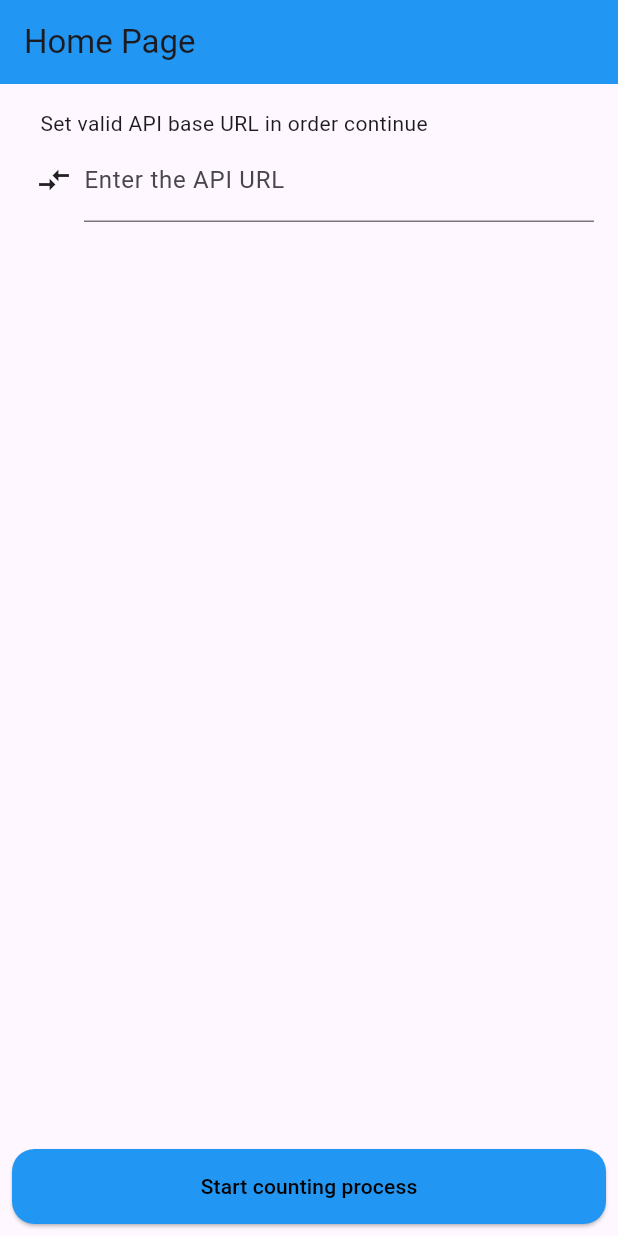
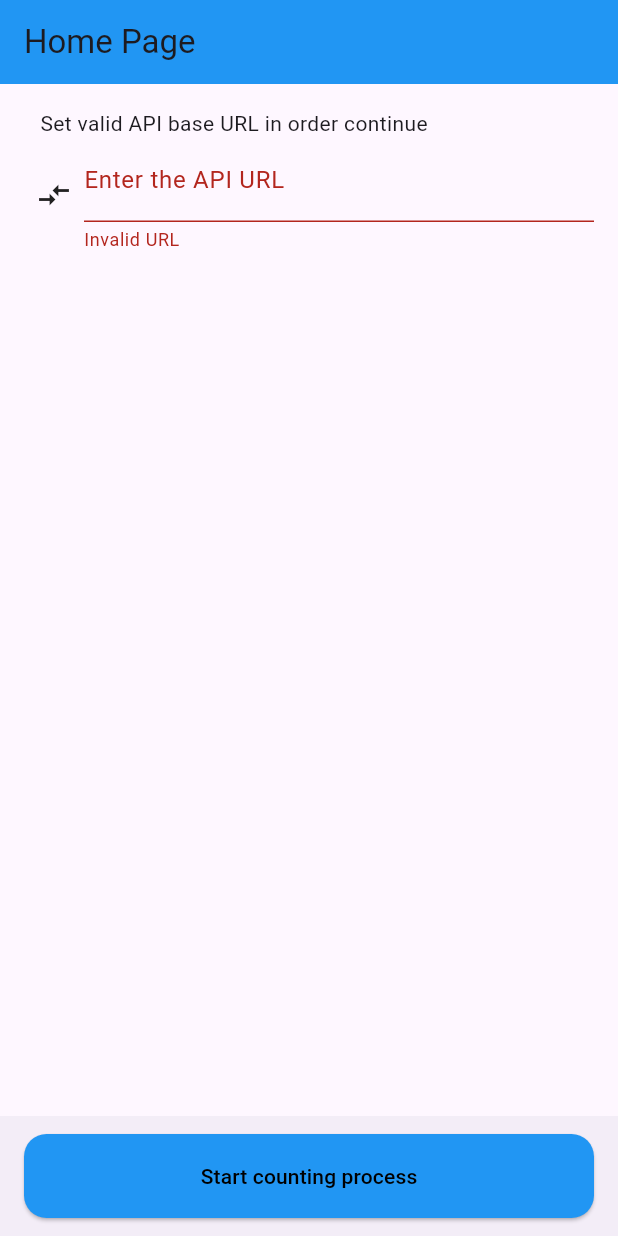
Before and after one commit to Khaleieiv/task_of_shortest_path, a Flutter app: the screen it shows after launch, after a tap on "Start counting process", on a phone screen of 412 x 824 dp. Run offline on Flutter 3.47's test engine with Material 3 defaults, Android fonts, the phone set to English and light mode, and no system bars.

Commit message:
Add notifier logic, repository for work with data, add page process

```diff
--- /dev/null
+++ b/lib/common/domain/entities/get_shortest_path_data.dart
@@ -0,0 +1,46 @@
+import 'package:task_of_shortest_path/common/domain/entities/point.dart';
+
+class GetShortestPathResponse {
+  final bool error;
+  final String message;
+  final List<ShortestPathData> data;
+
+  GetShortestPathResponse({
+    required this.error,
+    required this.message,
+    required this.data,
+  });
+
+  factory GetShortestPathResponse.fromJson(Map<String, dynamic> json) {
+    return GetShortestPathResponse(
+      error: json['error'],
+      message: json['message'],
+      data: (json['data'] as List)
+          .map((e) => ShortestPathData.fromJson(e))
+          .toList(),
+    );
+  }
+}
+
+class ShortestPathData {
+  final String id;
+  final List<String> field;
+  final Point start;
+  final Point end;
+
+  ShortestPathData({
+    required this.id,
+    required this.field,
+    required this.start,
+    required this.end,
+  });
+
+  factory ShortestPathData.fromJson(Map<String, dynamic> json) {
+    return ShortestPathData(
+      id: json['id'],
+      field: json['field'].cast<String>(),
+      start: Point.fromJson(json['start']),
+      end: Point.fromJson(json['end']),
+    );
+  }
+}
--- /dev/null
+++ b/lib/common/domain/entities/post_shortest_path_data.dart
@@ -0,0 +1,31 @@
+import 'package:task_of_shortest_path/common/domain/entities/point.dart';
+
+class PostShortestPathResponse {
+  final String id;
+  final List<Point> steps;
+  final String path;
+
+  PostShortestPathResponse({
+    required this.id,
+    required this.steps,
+    required this.path,
+  });
+
+  factory PostShortestPathResponse.fromJson(Map<String, dynamic> json) {
+    return PostShortestPathResponse(
+      id: json['id'],
+      steps: (json['result']['steps'] as List)
+          .map((e) => Point.fromJson(e))
+          .toList(),
+      path: json['result']['path'],
+    );
+  }
+
+  Map<String, dynamic> toJson() => {
+    'id': id,
+    'result': {
+      'steps': steps.map((e) => e.toJson()).toList(),
+      'path': path,
+    },
+  };
+}
--- a/lib/common/presentation/injector/widgets/injection_container.dart
+++ b/lib/common/presentation/injector/widgets/injection_container.dart
@@ -1,4 +1,7 @@
 import 'package:flutter/material.dart';
+import 'package:provider/provider.dart';
+import 'package:task_of_shortest_path/common/data/repositories/shortest_path_data_repository_iml.dart';
+import 'package:task_of_shortest_path/common/presentation/state/shortest_path_data_provider.dart';
 
 class InjectionContainer extends StatefulWidget {
   final Widget child;
@@ -10,8 +13,24 @@ class InjectionContainer extends StatefulWidget {
 }
 
 class _InjectionContainerState extends State<InjectionContainer> {
+  ShortestPathDataProvider? _dataProvider;
+
+  @override
+  void initState() {
+    final dataRepository = ShortestPathDataRepositoryIml();
+    _dataProvider = ShortestPathDataProvider(
+      repository: dataRepository,
+    );
+    super.initState();
+  }
+
   @override
   Widget build(BuildContext context) {
-    return const Placeholder();
+    return MultiProvider(
+      providers: [
+        ChangeNotifierProvider.value(value: _dataProvider),
+      ],
+      child: widget.child,
+    );
   }
 }
--- /dev/null
+++ b/lib/common/presentation/state/loading_state_notifier..dart
@@ -0,0 +1,14 @@
+import 'package:flutter/material.dart';
+
+mixin LoadingStateNotifier on ChangeNotifier {
+  bool _isLoading = false;
+
+  bool get isLoading => _isLoading;
+
+  void setLoadingState({required bool value}) {
+    if (_isLoading == value) return;
+
+    _isLoading = value;
+    notifyListeners();
+  }
+}
--- /dev/null
+++ b/lib/common/utils/check_url.dart
@@ -0,0 +1,7 @@
+class CheckUrl {
+  static bool isURLValid(String url) {
+    final RegExp regex =
+    RegExp(r'^(?:http|https)://\w+\.\w+(?:\.\w+)*(?:/[^ ]+)*$');
+    return regex.hasMatch(url);
+  }
+}
--- /dev/null
+++ b/lib/common/utils/custom_exception.dart
@@ -0,0 +1,16 @@
+class CustomException {
+  final Exception? lastException;
+
+  CustomException(this.lastException);
+}
+
+class CustomResponseException implements Exception {
+  final String message;
+
+  CustomResponseException(this.message);
+
+  @override
+  String toString() {
+    return message;
+  }
+}
--- /dev/null
+++ b/lib/common/widgets/custom_button.dart
@@ -0,0 +1,30 @@
+import 'package:flutter/material.dart';
+
+class CustomButton extends StatelessWidget {
+  final Function() onPressed;
+  final String text;
+
+  const CustomButton({
+    super.key,
+    required this.onPressed,
+    required this.text,
+  });
+
+  @override
+  Widget build(BuildContext context) {
+    return ElevatedButton(
+      onPressed: onPressed,
+      style: ElevatedButton.styleFrom(
+        shape: RoundedRectangleBorder(
+          borderRadius: BorderRadius.circular(15.0),
+        ),
+        backgroundColor: Colors.blue,
+        minimumSize: const Size(double.infinity, 50),
+      ),
+      child: Text(
+        text,
+        style: const TextStyle(color: Colors.black),
+      ),
+    );
+  }
+}
--- a/lib/home/presentation/pages/home_page.dart
+++ b/lib/home/presentation/pages/home_page.dart
@@ -1,7 +1,27 @@
 import 'package:flutter/material.dart';
+import 'package:provider/provider.dart';
+import 'package:task_of_shortest_path/common/presentation/state/shortest_path_data_provider.dart';
+import 'package:task_of_shortest_path/common/utils/check_url.dart';
+import 'package:task_of_shortest_path/common/widgets/custom_button.dart';
+import 'package:task_of_shortest_path/process_page/presentation/pages/process_page.dart';
 
-class HomePage extends StatelessWidget {
+class HomePage extends StatefulWidget {
   const HomePage({super.key});
+
+  @override
+  State<HomePage> createState() => _HomePageState();
+}
+
+class _HomePageState extends State<HomePage> {
+  String errorMessage = "";
+
+  final TextEditingController _urlController = TextEditingController();
+
+  @override
+  void dispose() {
+    _urlController.dispose();
+    super.dispose();
+  }
 
   @override
   Widget build(BuildContext context) {
@@ -14,25 +34,27 @@ class HomePage extends StatelessWidget {
         child: Column(
           mainAxisAlignment: MainAxisAlignment.spaceBetween,
           children: <Widget>[
-            const Padding(
-              padding: EdgeInsets.all(16.0),
+            Padding(
+              padding: const EdgeInsets.all(16.0),
               child: Column(
                 children: <Widget>[
-                  Padding(
-                    padding: EdgeInsetsDirectional.fromSTEB(0, 0, 100, 0),
+                  const Padding(
+                    padding: EdgeInsetsDirectional.only(end: 100.0),
                     child: Text("Set valid API base URL in order continue"),
                   ),
                   Row(
                     children: [
-                      Padding(
+                      const Padding(
                         padding: EdgeInsets.all(8.0),
                         child: Icon(Icons.compare_arrows),
                       ),
                       Expanded(
                         child: TextField(
-                          // controller: _urlController,
+                          controller: _urlController,
                           decoration: InputDecoration(
                             labelText: 'Enter the API URL',
+                            errorText:
+                                errorMessage.isNotEmpty ? errorMessage : null,
                           ),
                         ),
                       ),
@@ -41,28 +63,38 @@ class HomePage extends StatelessWidget {
                 ],
               ),
             ),
-            Padding(
-              padding: const EdgeInsets.all(8.0),
-              child: ElevatedButton(
-                onPressed: () {},
-                style: ElevatedButton.styleFrom(
-                  shape: RoundedRectangleBorder(
-                    borderRadius: BorderRadius.circular(15.0),
-                  ),
-                  backgroundColor: Colors.blue,
-                  minimumSize: const Size(double.infinity, 50),
-                ),
-                child: const Text(
-                  'Start counting process',
-                  style: TextStyle(
-                    color: Colors.black
-                  ),
-                ),
-              ),
-            ),
           ],
+        ),
+      ),
+      bottomNavigationBar: BottomAppBar(
+        child: CustomButton(
+          onPressed: () {
+            final url = _urlController.text;
+            if (CheckUrl.isURLValid(url)) {
+              setState(() {
+                getDataPressed();
+                errorMessage = "";
+              });
+            } else {
+              setState(() {
+                errorMessage = "Invalid URL";
+              });
+            }
+          },
+          text: 'Start counting process',
         ),
       ),
     );
   }
+
+  Future<void> getDataPressed() async {
+    final dataNotifier =
+        Provider.of<ShortestPathDataProvider>(context, listen: false);
+    await dataNotifier.fetchShortestPathData(_urlController.text);
+    if (!mounted) return;
+    await Navigator.push(
+      context,
+      MaterialPageRoute(builder: (context) => const ProcessPage()),
+    );
+  }
 }
--- a/lib/main.dart
+++ b/lib/main.dart
@@ -1,4 +1,5 @@
 import 'package:flutter/material.dart';
+import 'package:task_of_shortest_path/common/presentation/injector/widgets/injection_container.dart';
 import 'package:task_of_shortest_path/home/presentation/pages/home_page.dart';
 
 void main() {
@@ -11,12 +12,10 @@ class MyApp extends StatelessWidget {
   // This widget is the root of your application.
   @override
   Widget build(BuildContext context) {
-    return MaterialApp(
-      title: 'Flutter Demo',
-      theme: ThemeData(
-        primarySwatch: Colors.blue,
+    return const InjectionContainer(
+      child: MaterialApp(
+        home: HomePage(),
       ),
-      home: const HomePage(),
     );
   }
 }
--- a/pubspec.yaml
+++ b/pubspec.yaml
@@ -35,6 +35,8 @@ dependencies:
   # The following adds the Cupertino Icons font to your application.
   # Use with the CupertinoIcons class for iOS style icons.
   cupertino_icons: ^1.0.6
+  http: ^1.2.1
+  provider: ^6.1.1
 
 dev_dependencies:
   flutter_test:
```
Also changed, not shown: lib/common/data/repositories/shortest_path_data_repository_iml.dart (added, +42 -0 lines), lib/common/domain/entities/point.dart (added, +17 -0 lines), lib/common/domain/repositories/shortest_path_data_repository.dart (added, +11 -0 lines), lib/common/presentation/state/shortest_path_data_provider.dart (added, +123 -0 lines), lib/common/utils/shortest_path_algorithm.dart (added, +77 -0 lines), lib/process_page/presentation/pages/process_page.dart (added, +87 -0 lines), pubspec.lock.
